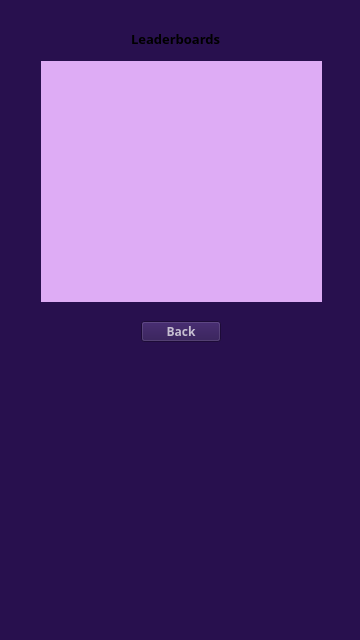
First picture: the form in mathquest/mainwindow.ui, repository Sloth-iNkt/mathquest, before the edit.
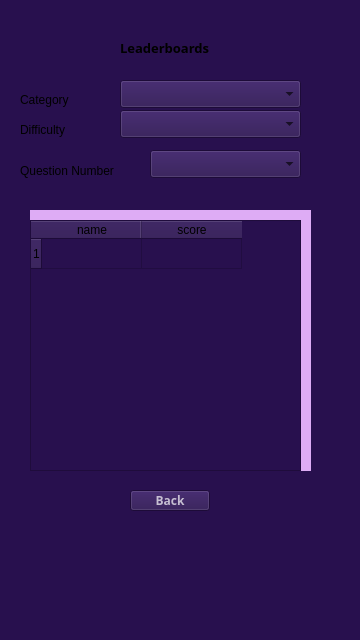
Second picture: the form after the edit. The open tabs and pages were chosen to show the change.

Patch:
```diff
--- a/mathquest/mainwindow.ui
+++ b/mathquest/mainwindow.ui
@@ -26,8 +26,8 @@
    <widget class="QStackedWidget" name="MainStack">
     <property name="geometry">
      <rect>
-      <x>1</x>
-      <y>1</y>
+      <x>-10</x>
+      <y>10</y>
       <width>360</width>
       <height>640</height>
      </rect>
@@ -2163,7 +2163,7 @@
       <property name="geometry">
        <rect>
         <x>140</x>
-        <y>320</y>
+        <y>480</y>
         <width>80</width>
         <height>21</height>
        </rect>
@@ -2185,9 +2185,9 @@
       <property name="geometry">
        <rect>
         <x>40</x>
-        <y>60</y>
+        <y>200</y>
         <width>281</width>
-        <height>241</height>
+        <height>261</height>
        </rect>
       </property>
       <property name="font">
@@ -2205,6 +2205,100 @@
        <string/>
       </property>
      </widget>
+     <widget class="QTableWidget" name="tableLead">
+      <property name="geometry">
+       <rect>
+        <x>40</x>
+        <y>210</y>
+        <width>271</width>
+        <height>251</height>
+       </rect>
+      </property>
+      <row>
+       <property name="text">
+        <string>1</string>
+       </property>
+      </row>
+      <column>
+       <property name="text">
+        <string>name</string>
+       </property>
+      </column>
+      <column>
+       <property name="text">
+        <string>score</string>
+       </property>
+      </column>
+     </widget>
+     <widget class="QComboBox" name="comboBox">
+      <property name="geometry">
+       <rect>
+        <x>130</x>
+        <y>70</y>
+        <width>181</width>
+        <height>28</height>
+       </rect>
+      </property>
+     </widget>
+     <widget class="QLabel" name="catlbl">
+      <property name="geometry">
+       <rect>
+        <x>30</x>
+        <y>80</y>
+        <width>63</width>
+        <height>20</height>
+       </rect>
+      </property>
+      <property name="text">
+       <string>Category</string>
+      </property>
+     </widget>
+     <widget class="QLabel" name="diflbl">
+      <property name="geometry">
+       <rect>
+        <x>30</x>
+        <y>110</y>
+        <width>63</width>
+        <height>20</height>
+       </rect>
+      </property>
+      <property name="text">
+       <string>Difficulty</string>
+      </property>
+     </widget>
+     <widget class="QComboBox" name="comboBox_2">
+      <property name="geometry">
+       <rect>
+        <x>130</x>
+        <y>100</y>
+        <width>181</width>
+        <height>28</height>
+       </rect>
+      </property>
+     </widget>
+     <widget class="QLabel" name="qnumlbl">
+      <property name="geometry">
+       <rect>
+        <x>30</x>
+        <y>150</y>
+        <width>121</width>
+        <height>21</height>
+       </rect>
+      </property>
+      <property name="text">
+       <string>Question Number</string>
+      </property>
+     </widget>
+     <widget class="QComboBox" name="comboBox_3">
+      <property name="geometry">
+       <rect>
+        <x>160</x>
+        <y>140</y>
+        <width>151</width>
+        <height>28</height>
+       </rect>
+      </property>
+     </widget>
     </widget>
     <widget class="QWidget" name="aboutuspg">
      <widget class="QLabel" name="auText">
```
Left out of the diff: 27 changed lines with no effect on the pictures.
